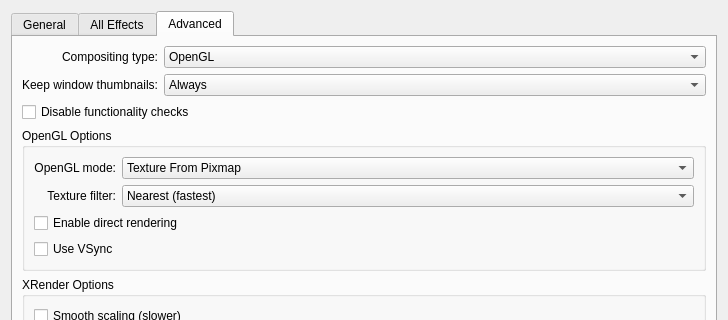
KDE/kwin, file kcmkwin/kwincompositing/main.ui: the form before one commit; both pictures show x 0 to 728 and y 0 to 320 of the 728 by 554 pixel window.
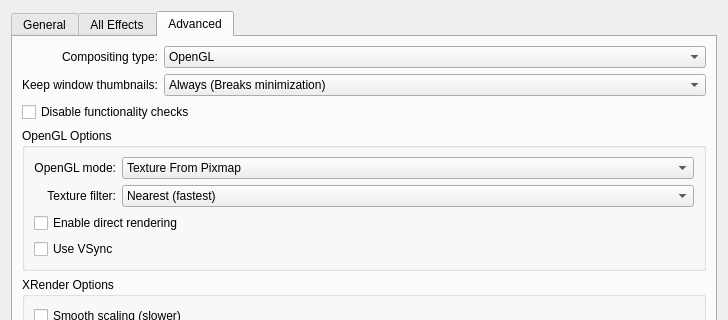
The form after the commit. The open tabs and pages were chosen to show the change. Custom widgets are drawn as their Qt base class.

Commit message: State in the GUI that minimization breaks when always keeping taskbar thumbnails updated. CCBUG: 189435

```diff
--- a/kcmkwin/kwincompositing/main.ui
+++ b/kcmkwin/kwincompositing/main.ui
@@ -343,7 +343,7 @@
          </property>
          <item>
           <property name="text">
-           <string>Always</string>
+           <string>Always (Breaks minimization)</string>
           </property>
          </item>
          <item>
```
